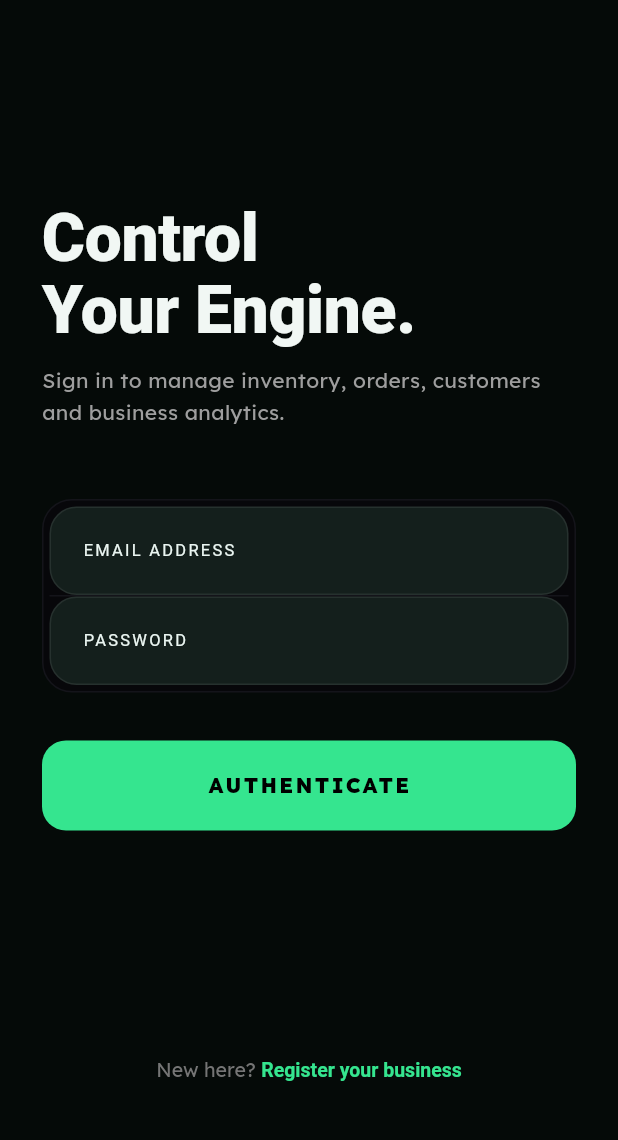
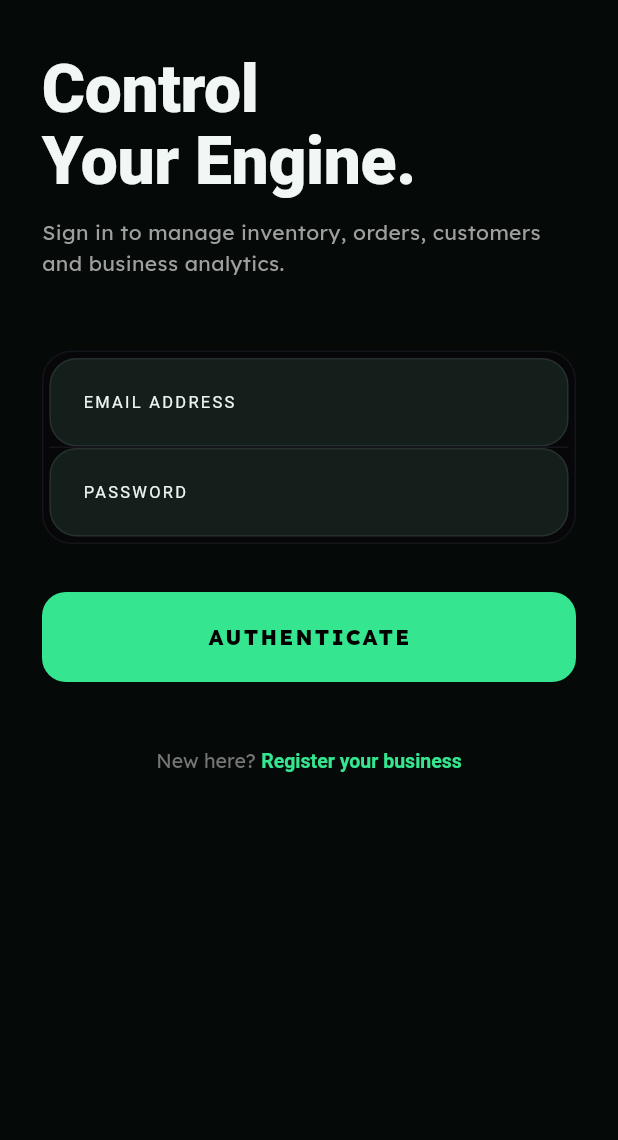
Before and after one commit to ANJANA14307/OrdiFy, a Flutter app: the screen it shows after launch, on a phone screen of 412 x 824 dp, the part 86-1226 px from its top. Run offline on Flutter 3.47's test engine with Material 3 defaults, Android fonts, the phone set to English and light mode, and no system bars; our stand-ins replace dio, flutter_riverpod, flutter_secure_storage, go_router, google_fonts, image_picker and 1 more; accounts and stored records are empty.

Commit message:
fix: update API base URL and improve login screen layout

```diff
--- a/ordify_app/lib/core/network/api_client.dart
+++ b/ordify_app/lib/core/network/api_client.dart
@@ -8,7 +8,7 @@ class ApiClient {
 
   static const String _baseUrl = String.fromEnvironment(
     'API_BASE_URL',
-    defaultValue: 'http://127.0.0.1:8000',
+    defaultValue: 'http://192.168.1.41:8000',
   );
 
   ApiClient() {
--- a/ordify_app/lib/presentation/screens/login_screen.dart
+++ b/ordify_app/lib/presentation/screens/login_screen.dart
@@ -35,8 +35,7 @@ class _LoginScreenState extends ConsumerState<LoginScreen> {
             fontWeight: FontWeight.w700,
           ),
         ),
-        backgroundColor:
-            success ? const Color(0xFF0E7A4F) : Colors.redAccent,
+        backgroundColor: success ? const Color(0xFF0E7A4F) : Colors.redAccent,
         behavior: SnackBarBehavior.floating,
       ),
     );
@@ -63,10 +62,9 @@ class _LoginScreenState extends ConsumerState<LoginScreen> {
           padding: const EdgeInsets.symmetric(horizontal: 28, vertical: 20),
           child: CustomScrollView(
             slivers: [
-              SliverFillRemaining(
-                hasScrollBody: false,
+              SliverToBoxAdapter(
                 child: Column(
-                  mainAxisAlignment: MainAxisAlignment.spaceBetween,
+                  mainAxisSize: MainAxisSize.min,
                   crossAxisAlignment: CrossAxisAlignment.start,
                   children: [
                     Padding(
@@ -94,14 +92,13 @@ class _LoginScreenState extends ConsumerState<LoginScreen> {
                         ],
                       ),
                     ),
+                    const SizedBox(height: 36),
                     Column(
                       crossAxisAlignment: CrossAxisAlignment.start,
                       children: [
                         Text(
                           'Control\nYour Engine.',
-                          style: Theme.of(context)
-                              .textTheme
-                              .displayLarge
+                          style: Theme.of(context).textTheme.displayLarge
                               ?.copyWith(
                                 fontSize: 44,
                                 height: 1.1,
@@ -180,7 +177,9 @@ class _LoginScreenState extends ConsumerState<LoginScreen> {
                               elevation: 0,
                             ),
                             onPressed: () {
-                              ref.read(authProvider.notifier).signIn(
+                              ref
+                                  .read(authProvider.notifier)
+                                  .signIn(
                                     email: _emailController.text,
                                     password: _passwordController.text,
                                   );
@@ -196,6 +195,7 @@ class _LoginScreenState extends ConsumerState<LoginScreen> {
                           ),
                       ],
                     ),
+                    const SizedBox(height: 28),
                     Align(
                       alignment: Alignment.center,
                       child: Padding(
```
